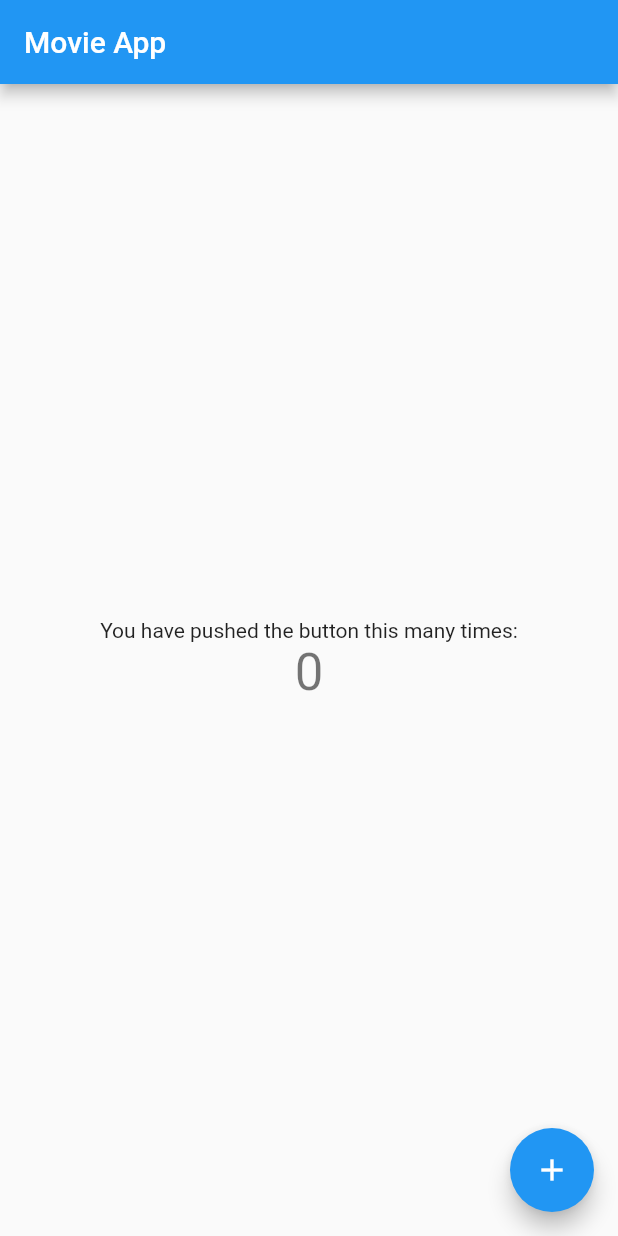
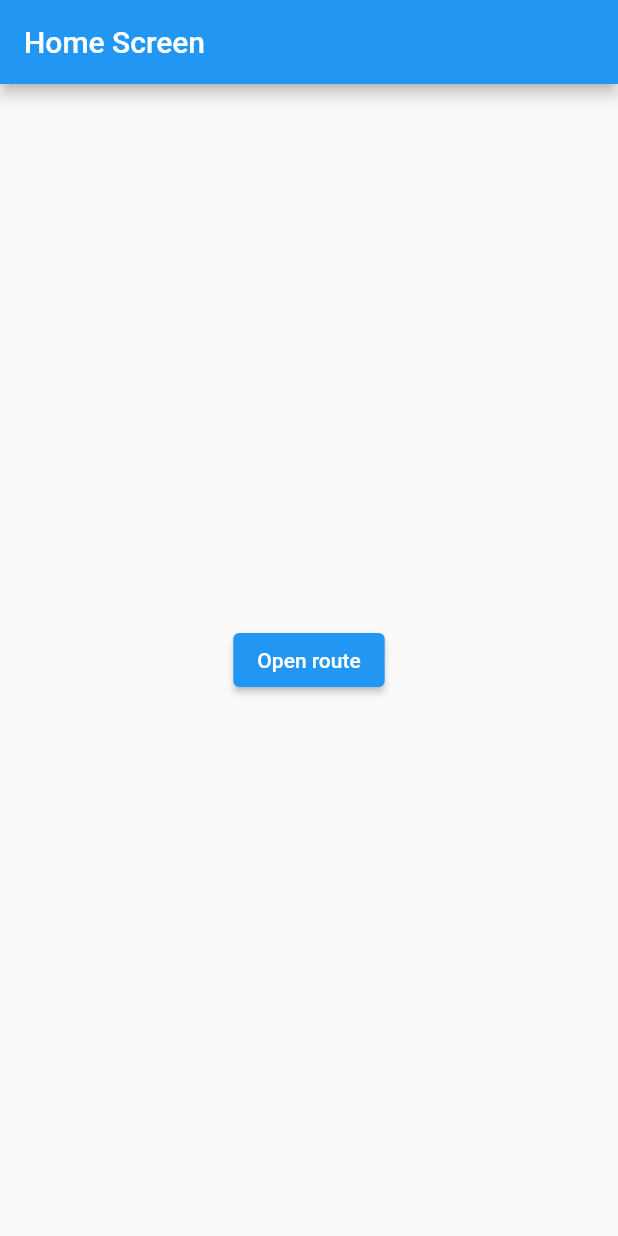
Before and after one commit to foobaragency/bench-movie-app-monorepo, a Flutter app: the screen it shows after launch, on a phone screen of 412 x 824 dp. Run offline on Flutter 3.47's test engine with Material 2 defaults, Android fonts, the phone set to English and light mode, and no system bars.

Commit message:
feat: placeholder screens with navigation

```diff
--- a/apps/bench-flutter-movie-app/movie_app/lib/main.dart
+++ b/apps/bench-flutter-movie-app/movie_app/lib/main.dart
@@ -1,4 +1,5 @@
 import 'package:flutter/material.dart';
+import 'package:movie_app/screens/home_screen.dart';
 
 void main() {
   runApp(const MyApp());
@@ -24,92 +25,7 @@ class MyApp extends StatelessWidget {
         // is not restarted.
         primarySwatch: Colors.blue,
       ),
-      home: const MyHomePage(title: 'Movie App'),
+      home: const HomeScreen(),
     );
   }
 }
-
-class MyHomePage extends StatefulWidget {
-  const MyHomePage({super.key, required this.title});
-
-  // This widget is the home page of your application. It is stateful, meaning
-  // that it has a State object (defined below) that contains fields that affect
-  // how it looks.
-
-  // This class is the configuration for the state. It holds the values (in this
-  // case the title) provided by the parent (in this case the App widget) and
-  // used by the build method of the State. Fields in a Widget subclass are
-  // always marked "final".
-
-  final String title;
-
-  @override
-  State<MyHomePage> createState() => _MyHomePageState();
-}
-
-class _MyHomePageState extends State<MyHomePage> {
-  int _counter = 0;
-
-  void _incrementCounter() {
-    setState(() {
-      // This call to setState tells the Flutter framework that something has
-      // changed in this State, which causes it to rerun the build method below
-      // so that the display can reflect the updated values. If we changed
-      // _counter without calling setState(), then the build method would not be
-      // called again, and so nothing would appear to happen.
-      _counter++;
-    });
-  }
-
-  @override
-  Widget build(BuildContext context) {
-    // This method is rerun every time setState is called, for instance as done
-    // by the _incrementCounter method above.
-    //
-    // The Flutter framework has been optimized to make rerunning build methods
-    // fast, so that you can just rebuild anything that needs updating rather
-    // than having to individually change instances of widgets.
-    return Scaffold(
-      appBar: AppBar(
-        // Here we take the value from the MyHomePage object that was created by
-        // the App.build method, and use it to set our appbar title.
-        title: Text(widget.title),
-      ),
-      body: Center(
-        // Center is a layout widget. It takes a single child and positions it
-        // in the middle of the parent.
-        child: Column(
-          // Column is also a layout widget. It takes a list of children and
-          // arranges them vertically. By default, it sizes itself to fit its
-          // children horizontally, and tries to be as tall as its parent.
-          //
-          // Invoke "debug painting" (press "p" in the console, choose the
-          // "Toggle Debug Paint" action from the Flutter Inspector in Android
-          // Studio, or the "Toggle Debug Paint" command in Visual Studio Code)
-          // to see the wireframe for each widget.
-          //
-          // Column has various properties to control how it sizes itself and
-          // how it positions its children. Here we use mainAxisAlignment to
-          // center the children vertically; the main axis here is the vertical
-          // axis because Columns are vertical (the cross axis would be
-          // horizontal).
-          mainAxisAlignment: MainAxisAlignment.center,
-          children: <Widget>[
-            const Text(
-              'You have pushed the button this many times:',
-            ),
-            Text(
-              '$_counter',
-              style: Theme.of(context).textTheme.headlineMedium,
-            ),
-          ],
-        ),
-      ),
-      floatingActionButton: FloatingActionButton(
-        onPressed: _incrementCounter,
-        tooltip: 'Increment',
-        child: const Icon(Icons.add),
-      ), // This trailing comma makes auto-formatting nicer for build methods.
-    );
-  }
-}
--- /dev/null
+++ b/apps/bench-flutter-movie-app/movie_app/lib/screens/home_screen.dart
@@ -0,0 +1,27 @@
+import 'package:flutter/material.dart';
+import 'package:movie_app/screens/movie_details_screen.dart';
+
+class HomeScreen extends StatelessWidget {
+  const HomeScreen({super.key});
+
+  @override
+  Widget build(BuildContext context) {
+    return Scaffold(
+      appBar: AppBar(
+        title: const Text('Home Screen'),
+      ),
+      body: Center(
+        child: ElevatedButton(
+          child: const Text('Open route'),
+          onPressed: () {
+            Navigator.push(
+                context,
+                MaterialPageRoute(
+                    builder: (context) =>
+                        const MovieDetailsScreen(title: 'foobar the Movie')));
+          },
+        ),
+      ),
+    );
+  }
+}
```
Also changed, not shown: apps/bench-flutter-movie-app/movie_app/lib/screens/movie_details_screen.dart (added, +24 -0 lines).
